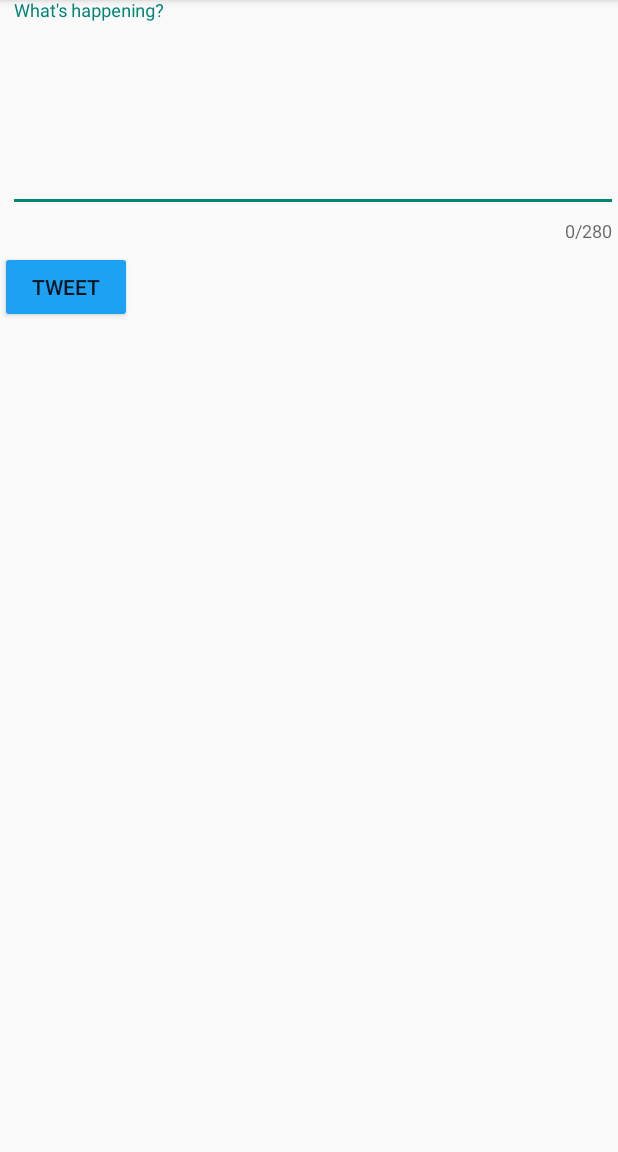
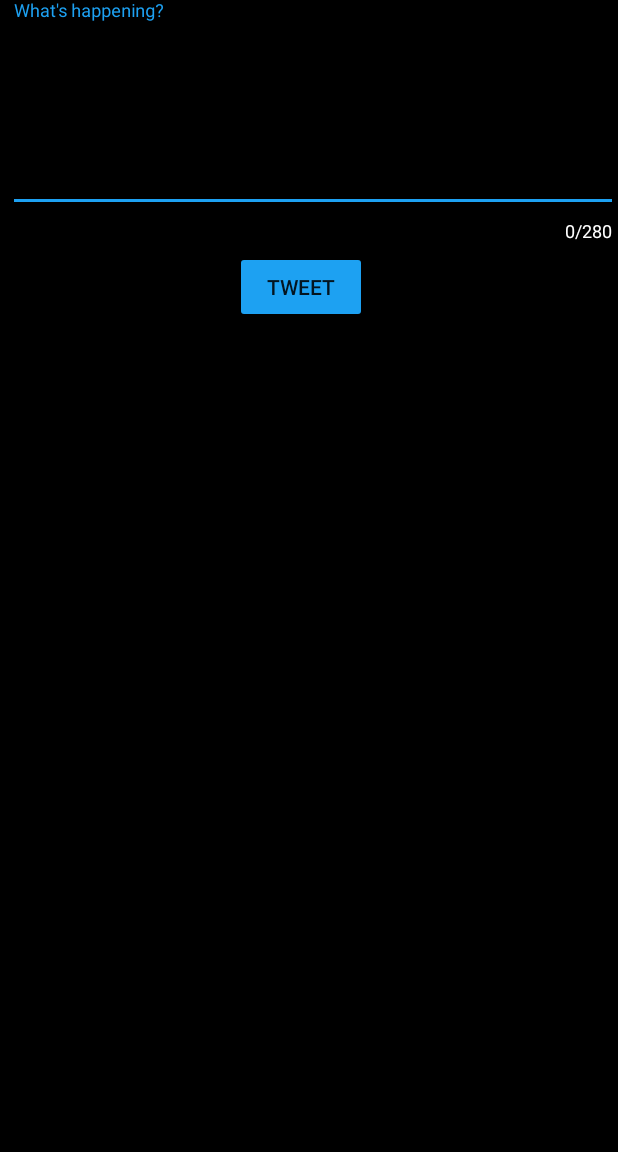
Before and after one commit to gmongaras/Twitter, an Android app: the ComposeActivity screen opened directly, with no data from a screen before it, on a phone screen of 412 x 824 dp, the part 84-1236 px from its top. Run offline under Robolectric (Android 15) with nearby library versions, the phone set to English and light mode, and no system bars; libraries missing offline, so code that uses them is left out: com.codepath.asynchttpclient, com.github.scribejava.apis, com.github.scribejava.core, org.parceler.

Commit message:
Fixed Media Viewing and Improved Visuals of Tweet Creation

```diff
--- a/app/src/main/res/layout/activity_compose.xml
+++ b/app/src/main/res/layout/activity_compose.xml
@@ -7,7 +7,13 @@
     android:layout_height="match_parent"
     tools:context=".ComposeActivity"
     app:counterEnabled="true"
-    app:counterMaxLength="280" >
+    app:counterMaxLength="280"
+    android:background="@color/black"
+    app:hintTextColor="@color/blue"
+    app:placeholderTextColor="@color/white"
+    app:placeholderTextAppearance="@style/TextAppearance.AppCompat"
+    app:counterTextColor="@color/white"
+    >
 
     <EditText
         android:id="@+id/etCompose"
@@ -16,11 +22,18 @@
         android:layout_marginStart="5dp"
         android:layout_marginTop="5dp"
         android:ems="10"
+        android:foregroundTint="@color/blue"
         android:gravity="start|top"
         android:hint="What's happening?"
         android:inputType="textMultiLine"
         android:minLines="5"
-
+        android:textColor="@color/white"
+        android:textColorHighlight="@color/blue"
+        android:textColorLink="@color/blue"
+        android:textColorHint="@color/blue"
+        app:hintTextAppearance="@style/TextAppearance.AppCompat"
+        android:backgroundTint="@color/white"
+        android:theme="@style/conpose_style"
         />
 
     <Button
@@ -32,5 +45,6 @@
         android:layout_marginTop="5dp"
         android:layout_marginEnd="5dp"
         android:text="Tweet"
-        android:backgroundTint="@color/blue"/>
+        android:backgroundTint="@color/blue"
+        android:layout_gravity="center" />
 </com.google.android.material.textfield.TextInputLayout>
--- a/app/src/main/res/layout/item_tweet.xml
+++ b/app/src/main/res/layout/item_tweet.xml
@@ -37,8 +37,8 @@
         android:layout_marginStart="5dp"
         android:layout_marginTop="2dp"
         android:layout_toEndOf="@+id/ivProfileImage"
-        tools:text="This is my Tweet!!"
-        android:textColor="@color/white"/>
+        android:textColor="@color/white"
+        tools:text="This is my Tweet!!" />
 
     <TextView
         android:id="@+id/tvUsername"
```
Also changed, not shown: app/src/main/java/com/codepath/apps/restclienttemplate/models/TweetsAdapter.java (+12 -1 lines), app/src/main/res/values/styles.xml (+1 -8 lines).
